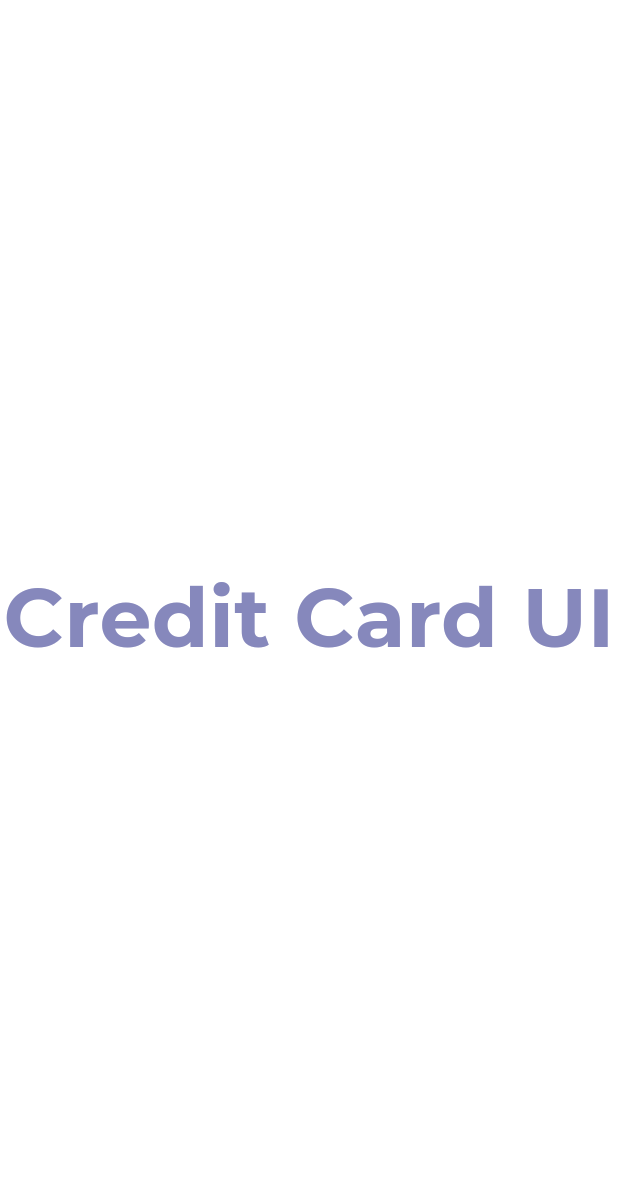
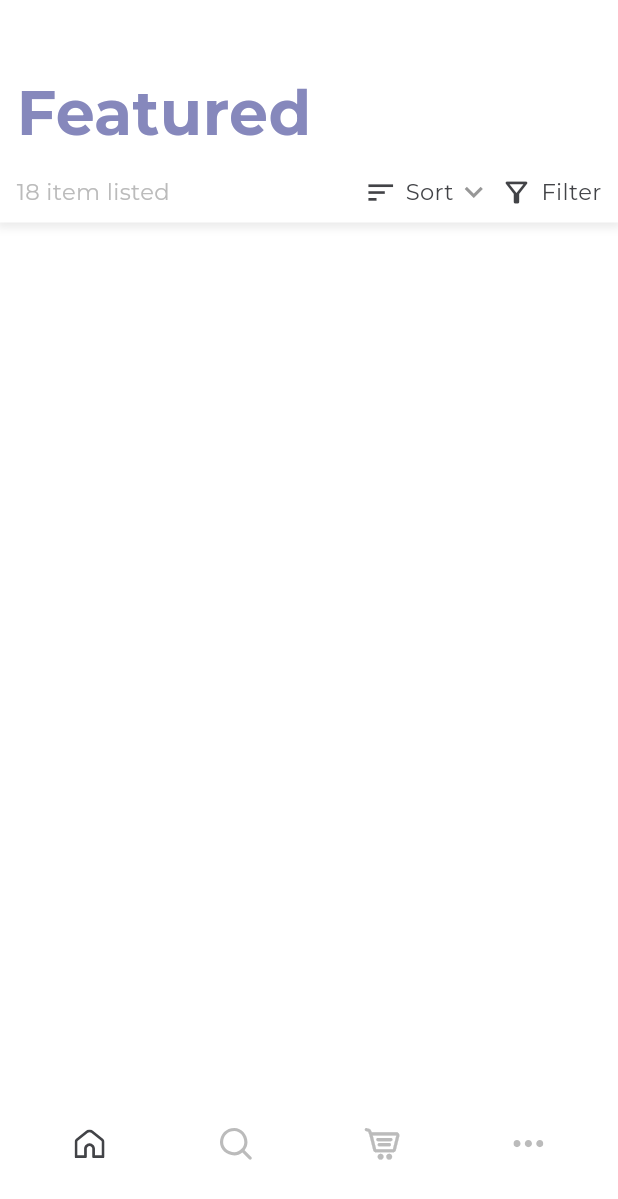
Before and after one commit to TomaMata21/credit_card_ui_flutter_app, a Flutter app: the screen it shows after launch, on a phone screen of 412 x 824 dp. Shown: the top 1199 px of the screen. Run offline on Flutter 3.47's test engine with Material 2 defaults, Android fonts, the phone set to English and light mode, and no system bars; our stand-ins replace flutter_svg, gap, sizer; project files that could hold a hidden picture were left out.

Commit message:
complete home app bar

```diff
--- /dev/null
+++ b/lib/screens/common/appbar/home_app_bar.dart
@@ -0,0 +1,76 @@
+import 'package:flutter/material.dart';
+import 'package:flutter/services.dart';
+import 'package:gap/gap.dart';
+import 'package:sizer/sizer.dart';
+
+import '../../../utils/constants/local_string.dart';
+import '../../../utils/theme/app_style.dart';
+import '../buttons/custom_text_icon_button.dart';
+
+class HomeAppBar extends StatelessWidget implements PreferredSizeWidget {
+  const HomeAppBar({super.key});
+
+  @override
+  Widget build(BuildContext context) {
+    SystemChrome.setSystemUIOverlayStyle(
+      SystemUiOverlayStyle(
+        statusBarColor: $styles.colors.white,
+        statusBarIconBrightness: Brightness.dark,
+      ),
+    );
+    return Container(
+      decoration: BoxDecoration(
+        color: $styles.colors.white,
+        boxShadow: [
+          BoxShadow(
+            color: Colors.grey.withOpacity(0.2),
+            spreadRadius: 2,
+            blurRadius: 4,
+            offset: const Offset(0, 2),
+          ),
+        ],
+      ),
+      padding: EdgeInsets.symmetric(
+        horizontal: $styles.insets.xs,
+        vertical: $styles.insets.xxs,
+      ),
+      child: Column(
+        crossAxisAlignment: CrossAxisAlignment.start,
+        children: [
+          const Spacer(),
+          Text(
+            LocalString.featured,
+            style: $styles.text.headlineLarge.copyWith(
+              color: $styles.colors.purple,
+            ),
+          ),
+          Gap($styles.insets.xs),
+          Row(
+            children: [
+              Text(
+                LocalString.items,
+                style: $styles.text.subtitleSmall,
+              ),
+              const Spacer(),
+              CustomTextIconButton(
+                label: LocalString.sort,
+                iconData: Icons.sort_outlined,
+                onPressed: () {},
+                hasTrailing: true,
+              ),
+              Gap($styles.insets.xxxs),
+              CustomTextIconButton(
+                label: LocalString.filter,
+                iconData: Icons.filter_alt_outlined,
+                onPressed: () {},
+              ),
+            ],
+          ),
+        ],
+      ),
+    );
+  }
+
+  @override
+  Size get preferredSize => Size(100.w, 18.h);
+}
--- /dev/null
+++ b/lib/screens/common/buttons/custom_text_icon_button.dart
@@ -0,0 +1,44 @@
+import 'package:flutter/material.dart';
+import 'package:gap/gap.dart';
+
+import '../../../utils/theme/app_style.dart';
+
+class CustomTextIconButton extends StatelessWidget {
+  const CustomTextIconButton({
+    super.key,
+    required this.label,
+    required this.iconData,
+    this.onPressed,
+    this.hasTrailing = false,
+  });
+
+  final String label;
+  final IconData iconData;
+  final void Function()? onPressed;
+  final bool hasTrailing;
+
+  @override
+  Widget build(BuildContext context) {
+    return GestureDetector(
+      onTap: onPressed,
+      child: Row(
+        mainAxisSize: MainAxisSize.min,
+        children: [
+          Icon(
+           iconData,
+            color: $styles.colors.black,
+            size: $styles.insets.sm,
+          ),
+          Gap($styles.insets.xxxs),
+          Text(label, style: $styles.text.bodySmall),
+          if (hasTrailing) Gap($styles.insets.xxxxxs),
+          if (hasTrailing)
+            Icon(
+              Icons.keyboard_arrow_down,
+              color: $styles.colors.iconGrey,
+            ),
+        ],
+      ),
+    );
+  }
+}
--- /dev/null
+++ b/lib/screens/common/icons/custom_icons.dart
@@ -0,0 +1,45 @@
+import 'package:flutter_svg/flutter_svg.dart';
+import 'package:ui_credit_app/utils/constants/assets.dart';
+import 'package:ui_credit_app/utils/theme/app_style.dart';
+
+class CustomIcons {
+  static SvgPicture homeIcon({
+    double? width,
+    required int index,
+  }) =>
+      SvgPicture.asset(
+        Assets.home,
+        color: index == 0 ? $styles.colors.black : $styles.colors.grey,
+        width: width,
+      );
+
+  static SvgPicture searchIcon({
+    double? width,
+    required int index,
+  }) =>
+      SvgPicture.asset(
+        Assets.shape,
+        color: index == 1 ? $styles.colors.black : $styles.colors.grey,
+        width: width,
+      );
+
+  static SvgPicture cartIcon({
+    double? width,
+    required int index,
+  }) =>
+      SvgPicture.asset(
+        Assets.cart,
+        color: index == 2 ? $styles.colors.black : $styles.colors.grey,
+        width: width,
+      );
+
+  static SvgPicture moreIcon({
+    double? width,
+    required int index,
+  }) =>
+      SvgPicture.asset(
+        Assets.more,
+        color: index == 3 ? $styles.colors.black : $styles.colors.grey,
+        width: width,
+      );
+}
--- /dev/null
+++ b/lib/screens/home/home_page.dart
@@ -0,0 +1,16 @@
+import 'package:flutter/material.dart';
+
+import '../../utils/theme/app_style.dart';
+import '../common/appbar/home_app_bar.dart';
+
+class HomePage extends StatelessWidget {
+  const HomePage({super.key});
+
+  @override
+  Widget build(BuildContext context) {
+    return Scaffold(
+      backgroundColor: $styles.colors.white,
+      appBar: const HomeAppBar(),
+    );
+  }
+}
--- /dev/null
+++ b/lib/screens/home/home_screen.dart
@@ -0,0 +1,68 @@
+import 'package:flutter/material.dart';
+import 'package:ui_credit_app/screens/common/icons/custom_icons.dart';
+import 'package:ui_credit_app/utils/theme/app_style.dart';
+
+import 'home_page.dart';
+
+class HomeScreen extends StatefulWidget {
+  const HomeScreen({super.key});
+
+  @override
+  State<HomeScreen> createState() => _HomeScreenState();
+}
+
+class _HomeScreenState extends State<HomeScreen> {
+  int currentIndex = 0;
+
+  final screens = [
+    const HomePage(),
+    Container(color: Colors.red),
+    Container(color: Colors.orange),
+    Container(color: Colors.green),
+  ];
+
+  void onTapItem(int index) {
+    setState(() {
+      currentIndex = index;
+    });
+  }
+
+  @override
+  Widget build(BuildContext context) {
+    return Scaffold(
+      body: screens[currentIndex],
+      backgroundColor: $styles.colors.white,
+      bottomNavigationBar: Padding(
+        padding: EdgeInsets.symmetric(
+          horizontal: $styles.insets.xs,
+          vertical: $styles.insets.sm,
+        ),
+        child: BottomNavigationBar(
+          type: BottomNavigationBarType.fixed,
+          elevation: 0,
+          onTap: onTapItem,
+          currentIndex: currentIndex,
+          backgroundColor: $styles.colors.white,
+          items: [
+            BottomNavigationBarItem(
+              icon: CustomIcons.homeIcon(index: currentIndex),
+              label: "",
+            ),
+            BottomNavigationBarItem(
+              icon: CustomIcons.searchIcon(index: currentIndex),
+              label: "",
+            ),
+            BottomNavigationBarItem(
+              icon: CustomIcons.cartIcon(index: currentIndex),
+              label: "",
+            ),
+            BottomNavigationBarItem(
+              icon: CustomIcons.moreIcon(index: currentIndex),
+              label: "",
+            ),
+          ],
+        ),
+      ),
+    );
+  }
+}
--- a/lib/screens/splash/splash_screen.dart
+++ b/lib/screens/splash/splash_screen.dart
@@ -1,4 +1,5 @@
 import 'package:flutter/material.dart';
+import 'package:ui_credit_app/screens/home/home_screen.dart';
 import 'package:ui_credit_app/utils/constants/local_string.dart';
 import 'package:ui_credit_app/utils/theme/app_style.dart';
 
@@ -7,11 +8,20 @@ class SplashScreen extends StatelessWidget {
 
   @override
   Widget build(BuildContext context) {
+    WidgetsBinding.instance.addPostFrameCallback((_) {
+      Navigator.pushReplacement(
+        context,
+        MaterialPageRoute(
+          builder: (context) => const HomeScreen(),
+        ),
+      );
+    });
+
     return Scaffold(
       backgroundColor: $styles.colors.white,
       body: Center(
         child: Text(
-         LocalString.splashText,
+          LocalString.splashText,
           style: $styles.text.headlineLarge.copyWith(
             color: $styles.colors.purple,
           ),
--- /dev/null
+++ b/lib/utils/constants/assets.dart
@@ -0,0 +1,13 @@
+class Assets {
+  Assets._();
+
+  static const String home = "assets/images/home.svg";
+  static const String shape = "assets/images/Shape.svg";
+  static const String more = "assets/images/more.svg";
+  static const String cart = "assets/images/cart.svg";
+  static const String glass = "assets/images/glass.png";
+  static const String metalEarrings = "assets/images/metalearrings.png";
+  static const String scarf = "assets/images/scarf.png";
+  static const String seashellNecklace = "assets/images/seashellnecklace.png";
+  static const String toteBag = "assets/images/totebag.png";
+}
--- a/lib/utils/constants/local_string.dart
+++ b/lib/utils/constants/local_string.dart
@@ -1,3 +1,8 @@
 class LocalString {
+  LocalString._();
   static const String splashText = "Credit Card UI";
+  static const String featured = "Featured";
+  static const String items = "18 item listed";
+  static const String sort = "Sort";
+  static const String filter = "Filter";
 }
--- a/lib/utils/theme/app_style.dart
+++ b/lib/utils/theme/app_style.dart
@@ -8,12 +8,13 @@ class AppStyle {
   late final _Colors colors = _Colors();
   late final _Text text = _Text();
   late final _Insets insets = _Insets();
+  late final _Duration durations = _Duration();
 }
 
 @immutable
 class _Text {
   late final headlineLarge = TextStyle(
-    fontSize: 40.sp,
+    fontSize: 30.sp,
     fontWeight: FontWeight.bold,
     fontFamily: "Montserrat",
     color: $styles.colors.black,
@@ -27,7 +28,7 @@ class _Text {
   );
 
   late final bodySmall = TextStyle(
-    fontSize: 13.sp,
+    fontSize: 11.sp,
     fontWeight: FontWeight.w400,
     fontFamily: "Montserrat",
     color: $styles.colors.black,
@@ -55,7 +56,7 @@ class _Text {
   );
 
   late final subtitleSmall = TextStyle(
-    fontSize: 13.sp,
+    fontSize: 11.sp,
     fontWeight: FontWeight.w400,
     fontFamily: "Montserrat",
     color: $styles.colors.grey,
@@ -70,6 +71,11 @@ class _Colors {
   late final black = const Color(0xFF424347);
   late final white = const Color(0xFFFFFFFF);
   late final iconGrey = const Color(0xFF979797);
+}
+
+@immutable
+class _Duration {
+  final fast = const Duration(milliseconds: 300);
 }
 
 @immutable
--- a/pubspec.yaml
+++ b/pubspec.yaml
@@ -13,12 +13,14 @@ dependencies:
 
   cupertino_icons: ^1.0.6
   sizer: ^2.0.15
+  flutter_svg: ^2.0.7
+  gap: ^3.0.1
 
 dev_dependencies:
   flutter_test:
     sdk: flutter
 
-  flutter_lints: ^2.0.0
+  flutter_lints: ^2.0.3
 
 flutter:
 
@@ -30,6 +32,8 @@ flutter:
   fonts:
     - family: Montserrat
       fonts:
+        - asset: assets/fonts/Montserrat/Montserrat-Regular.ttf
         - asset: assets/fonts/Montserrat/Montserrat-VariableFont_wght.ttf
+        - asset: assets/fonts/Montserrat/Montserrat-Bold.ttf
         - asset: assets/fonts/Montserrat/Montserrat-Italic-VariableFont_wght.ttf
           style: italic
```
Also changed, not shown: assets/fonts/Montserrat/Montserrat-Bold.ttf (added), assets/fonts/Montserrat/Montserrat-Regular.ttf (added), assets/images/Shape.svg (added), assets/images/cart.svg (added), assets/images/home.svg (added), assets/images/metalearrings.png (added), assets/images/more.svg (added), assets/images/scarf.png (added), assets/images/seashellnecklace.png (added), assets/images/totebag.png (added), pubspec.lock.
